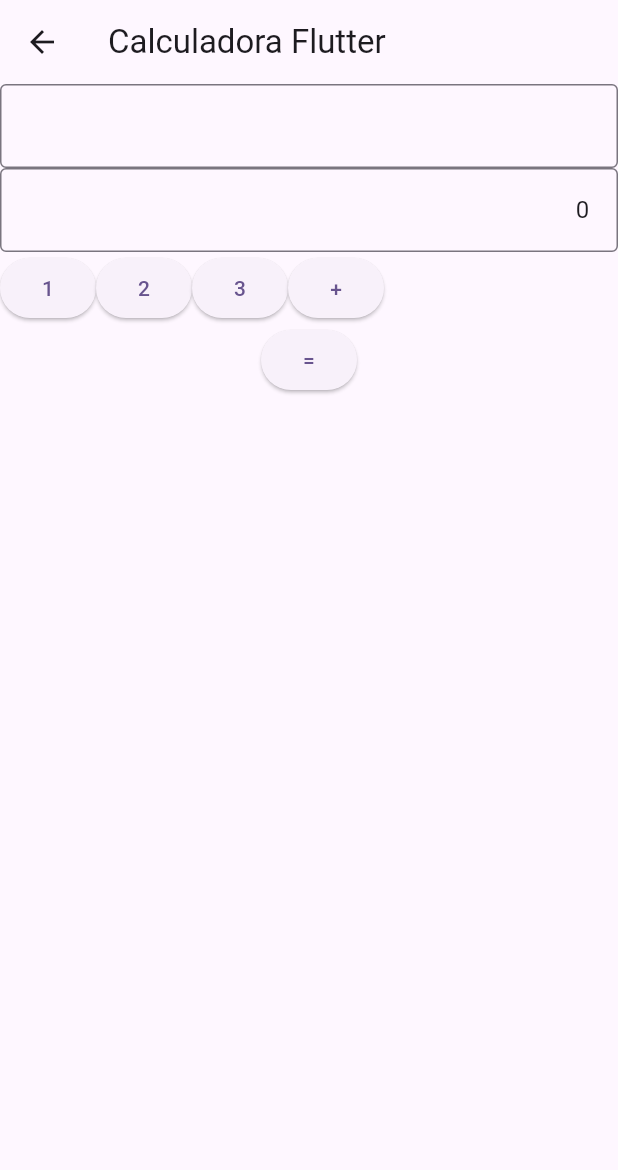
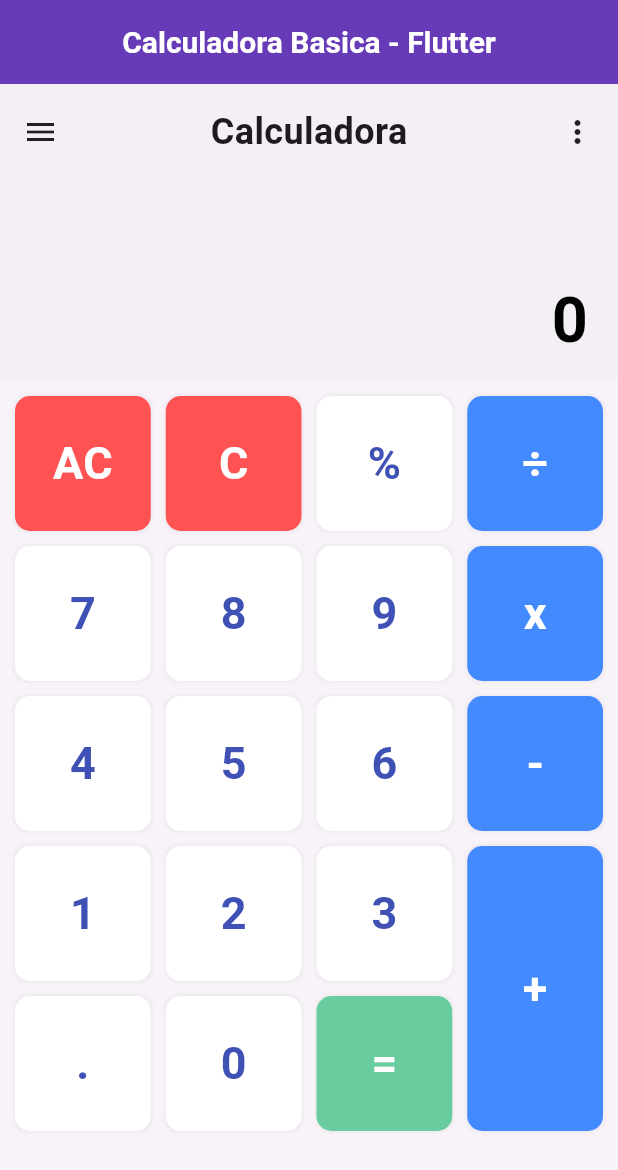
Before and after one commit to walterHC/Lab-004, a Flutter app: the Calculadora screen opened directly, on a phone screen of 412 x 824 dp. Shown: the top 1170 px of the screen. Run offline on Flutter 3.47's test engine with Material 2 defaults, Android fonts, the phone set to English and light mode, and no system bars; our stand-ins replace math_expressions.

Commit message:
FEATURE: implementacion de la calculadora

```diff
--- a/calculadora_basica/lib/calculadora.dart
+++ b/calculadora_basica/lib/calculadora.dart
@@ -1,4 +1,6 @@
 import 'package:flutter/material.dart';
+import 'package:flutter_staggered_grid_view/flutter_staggered_grid_view.dart';
+import 'package:math_expressions/math_expressions.dart';
 
 class Calculadora extends StatefulWidget {
   @override
@@ -7,49 +9,227 @@
 
 class _CalculadoraState extends State<Calculadora> {
   String input = "";
-  String resultado = "0";
+  String result = "0";
 
-  void agregar(String texto) {
-    setState(() {
-      input += texto;
-    });
-  }
-
-  void calcular() {
-    // calcular el resultado de la operación
-  }
+  late List<String> items = [
+    "AC",
+    "C",
+    "%",
+    "÷",
+    "7",
+    "8",
+    "9",
+    "x",
+    "4",
+    "5",
+    "6",
+    "-",
+    "1",
+    "2",
+    "3",
+    "+",
+    ".",
+    "0",
+    "="
+  ];
 
   @override
   Widget build(BuildContext context) {
-    return Scaffold(
-      appBar: AppBar(
-        title: Text('Calculadora Flutter'),
-      ),
-      body: Column(
+    return SafeArea(
+      child: Scaffold(
+          appBar: AppBar(
+            title: Text('Calculadora Basica - Flutter'),
+            centerTitle: true,
+          ),
+          body: Column(
+            children: [
+              headerWidget(),
+              Container(child: resultWidget()),
+              Expanded(child: buttonWidget())
+            ],
+          )),
+    );
+  }
+
+  Widget headerWidget() {
+    return Container(
+        color: Colors.grey.withOpacity(0.1),
+        padding: EdgeInsets.all(15),
+        child: Row(
+          mainAxisAlignment: MainAxisAlignment.spaceBetween,
+          children: [
+            Icon(Icons.menu),
+            Text(
+              "Calculadora",
+              style: TextStyle(fontSize: 24, fontWeight: FontWeight.bold),
+            ),
+            Icon(Icons.more_vert),
+          ],
+        ));
+  }
+
+  Widget resultWidget() {
+    return Container(
+      color: Colors.grey.withOpacity(0.1),
+      child: Column(
+        mainAxisAlignment: MainAxisAlignment.end,
         children: [
-          TextField(
-            controller: TextEditingController(text: input),
-            readOnly: true,
-            decoration: InputDecoration(border: OutlineInputBorder()),
-            textAlign: TextAlign.right,
+          Container(
+            padding: EdgeInsets.symmetric(vertical: 10, horizontal: 20),
+            alignment: Alignment.centerRight,
+            child: Text(
+              input,
+              style: TextStyle(
+                fontSize: 24,
+                color: Colors.black54,
+              ),
+            ),
           ),
-          TextField(
-            controller: TextEditingController(text: resultado),
-            readOnly: true,
-            decoration: InputDecoration(border: OutlineInputBorder()),
-            textAlign: TextAlign.right,
-          ),
-          Row(
-            children: [
-              ElevatedButton(onPressed: () => agregar("1"), child: Text("1")),
-              ElevatedButton(onPressed: () => agregar("2"), child: Text("2")),
-              ElevatedButton(onPressed: () => agregar("3"), child: Text("3")),
-              ElevatedButton(onPressed: () => agregar("+"), child: Text("+")),
-            ],
-          ),
-          ElevatedButton(onPressed: calcular, child: Text("=")),
+          Container(
+            padding: EdgeInsets.symmetric(vertical: 10, horizontal: 20),
+            alignment: Alignment.centerRight,
+            child: Text(
+              result,
+              style: TextStyle(
+                fontSize: 42,
+                color: Colors.black,
+                fontWeight: FontWeight.bold,
+              ),
+            ),
+          )
         ],
       ),
     );
   }
+
+  Widget buttonWidget() {
+    return Container(
+      padding: EdgeInsets.all(10),
+      color: Color.fromARGB(66, 232, 232, 232),
+      child: MasonryGridView.count(
+        crossAxisCount: 4,
+        mainAxisSpacing: 10,
+        crossAxisSpacing: 10,
+        itemBuilder: (context, index) {
+          final height = index == 15 ? 190.0 : 90.0;
+          return button(items[index], height);
+        },
+        itemCount: items.length,
+      ),
+    );
+  }
+
+  getColor(String item) {
+    if (item == "÷" ||
+        item == "x" ||
+        item == "-" ||
+        item == "+" ||
+        item == "=" ||
+        item == "AC" ||
+        item == "C") {
+      return Colors.white;
+    }
+
+    return Colors.indigo;
+  }
+
+  getBgColor(String item) {
+    if (item == "AC" || item == "C") {
+      return Colors.redAccent;
+    }
+    if (item == "=") {
+      return Color.fromARGB(255, 104, 204, 159);
+    }
+
+    if (item == "÷" || item == "x" || item == "-" || item == "+") {
+      return Colors.blueAccent;
+    }
+
+    return Colors.white;
+  }
+
+  Widget button(String item, double height) {
+    return InkWell(
+      onTap: () {
+        handleButtonPress(item);
+      },
+      child: Container(
+          height: height,
+          decoration: BoxDecoration(
+              color: getBgColor(item),
+              borderRadius: BorderRadius.circular(10),
+              boxShadow: [
+                BoxShadow(
+                  color: Colors.grey.withOpacity(0.1),
+                  blurRadius: 1,
+                  spreadRadius: 1,
+                )
+              ]),
+          child: Center(
+            child: Text(item,
+                style: TextStyle(
+                    color: getColor(item),
+                    fontSize: 30,
+                    fontWeight: FontWeight.bold)),
+          )),
+    );
+  }
+
+  handleButtonPress(String item) {
+    if (item == "AC") {
+      setState(() {
+        input = "";
+        result = "0";
+      });
+      return;
+    }
+
+    if (item == "C") {
+      if (input.isNotEmpty) {
+        setState(() {
+          input = input.substring(0, input.length - 1);
+        });
+        return;
+      } else {
+        return null;
+      }
+    }
+
+    if (item == "=") {
+      if (!input.endsWith("=")) {
+        result = calculate();
+        if (result.endsWith(".0")) {
+          setState(() {
+            result = result.replaceAll(".0", "");
+          });
+        }
+        setState(() {
+          input += item;
+        });
+      }
+      return;
+    }
+
+    if (!input.contains("=")) {
+      setState(() {
+        input += item;
+      });
+    }
+
+    return;
+  }
+
+  String calculate() {
+    try {
+      var inputExpression = input
+          .replaceAll("x", "*")
+          .replaceAll("÷", "/")
+          .replaceAll("%", "/100*");
+      var expression = Parser().parse(inputExpression);
+      var evaluation = expression.evaluate(EvaluationType.REAL, ContextModel());
+      return evaluation.toString();
+    } catch (e) {
+      return "Error";
+    }
+  }
 }
--- a/calculadora_basica/pubspec.yaml
+++ b/calculadora_basica/pubspec.yaml
@@ -35,6 +35,8 @@
   # The following adds the Cupertino Icons font to your application.
   # Use with the CupertinoIcons class for iOS style icons.
   cupertino_icons: ^1.0.2
+  flutter_staggered_grid_view: ^0.7.0
+  math_expressions: ^2.4.0
 
 dev_dependencies:
   flutter_test:
```
Also changed, not shown: calculadora_basica/lib/main.dart (+9 -49 lines), calculadora_basica/pubspec.lock.
